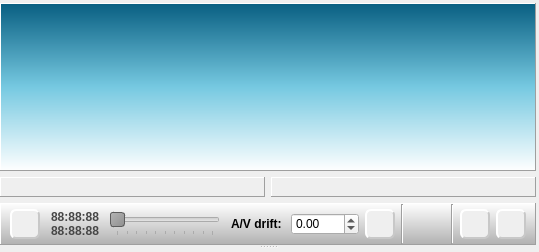
Old version of the form Homer/forms/Widgets/ParticipantWidget.ui in the repository Homer-Conferencing/Homer-Conferencing.
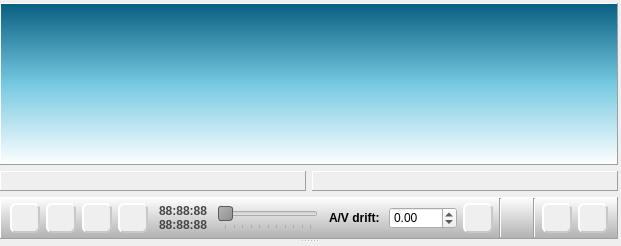
New version of the form. Icons and pictures are not drawn. Custom widgets are drawn as their Qt base class.

Commit message: - GUI usability: playlist handling and tooltips

The edit to the form file:
```diff
--- a/Homer/forms/Widgets/ParticipantWidget.ui
+++ b/Homer/forms/Widgets/ParticipantWidget.ui
@@ -6,8 +6,8 @@
    <rect>
     <x>0</x>
     <y>0</y>
-    <width>539</width>
-    <height>252</height>
+    <width>621</width>
+    <height>246</height>
    </rect>
   </property>
   <property name="font">
@@ -247,7 +247,7 @@
           <property name="frameShadow">
            <enum>QFrame::Raised</enum>
           </property>
-          <layout class="QHBoxLayout" name="horizontalLayout_4" stretch="10,0,0,1,0,0,0">
+          <layout class="QHBoxLayout" name="horizontalLayout_4" stretch="0,10,0,0,1,0,0,0">
            <property name="leftMargin">
             <number>9</number>
            </property>
@@ -260,6 +260,58 @@
            <property name="bottomMargin">
             <number>0</number>
            </property>
+           <item>
+            <widget class="QToolButton" name="mTbPlaylist">
+             <property name="minimumSize">
+              <size>
+               <width>30</width>
+               <height>30</height>
+              </size>
+             </property>
+             <property name="maximumSize">
+              <size>
+               <width>30</width>
+               <height>30</height>
+              </size>
+             </property>
+             <property name="toolTip">
+              <string>Toggle visibility of playlist</string>
+             </property>
+             <property name="styleSheet">
+              <string notr="true">QToolButton{
+background-color: rgb(239, 239, 239);
+color: rgb(239, 239, 239);
+border-style: outset;
+border-width: 2px;
+border-color:  rgb(200, 200, 200);
+border-radius: 6px;
+}
+QToolButton:pressed{
+background-color: rgb(150, 150, 150);
+} 
+</string>
+             </property>
+             <property name="text">
+              <string/>
+             </property>
+             <property name="icon">
+              <iconset resource="../../resources/Icons.qrc">
+               <normaloff>:/images/22_22/Playlist.png</normaloff>:/images/22_22/Playlist.png</iconset>
+             </property>
+             <property name="iconSize">
+              <size>
+               <width>18</width>
+               <height>18</height>
+              </size>
+             </property>
+             <property name="checkable">
+              <bool>true</bool>
+             </property>
+             <property name="checked">
+              <bool>false</bool>
+             </property>
+            </widget>
+           </item>
            <item>
             <widget class="QFrame" name="mMovieControlsFrame">
              <property name="frameShape">
@@ -268,7 +320,7 @@
              <property name="frameShadow">
               <enum>QFrame::Raised</enum>
              </property>
-             <layout class="QHBoxLayout" name="horizontalLayout_2" stretch="0,0,0,0,1,0">
+             <layout class="QHBoxLayout" name="horizontalLayout_2" stretch="0,0,0,0,0,0,1,0,0">
               <property name="margin">
                <number>0</number>
               </property>
@@ -318,6 +370,98 @@
                 </property>
                </widget>
               </item>
+              <item>
+               <widget class="QToolButton" name="mTbPrevious">
+                <property name="minimumSize">
+                 <size>
+                  <width>30</width>
+                  <height>30</height>
+                 </size>
+                </property>
+                <property name="maximumSize">
+                 <size>
+                  <width>30</width>
+                  <height>30</height>
+                 </size>
+                </property>
+                <property name="toolTip">
+                 <string>Play previous entry in playlist</string>
+                </property>
+                <property name="styleSheet">
+                 <string notr="true">QToolButton{
+background-color: rgb(239, 239, 239);
+color: rgb(239, 239, 239);
+border-style: outset;
+border-width: 2px;
+border-color:  rgb(200, 200, 200);
+border-radius: 6px;
+}
+QToolButton:pressed{
+background-color: rgb(150, 150, 150);
+} 
+</string>
+                </property>
+                <property name="text">
+                 <string>...</string>
+                </property>
+                <property name="icon">
+                 <iconset resource="../../resources/Icons.qrc">
+                  <normaloff>:/images/22_22/Audio_Back.png</normaloff>:/images/22_22/Audio_Back.png</iconset>
+                </property>
+                <property name="iconSize">
+                 <size>
+                  <width>22</width>
+                  <height>22</height>
+                 </size>
+                </property>
+               </widget>
+              </item>
+              <item>
+               <widget class="QToolButton" name="mTbNext">
+                <property name="minimumSize">
+                 <size>
+                  <width>30</width>
+                  <height>30</height>
+                 </size>
+                </property>
+                <property name="maximumSize">
+                 <size>
+                  <width>30</width>
+                  <height>30</height>
+                 </size>
+                </property>
+                <property name="toolTip">
+                 <string>Play next entry in playlist</string>
+                </property>
+                <property name="styleSheet">
+                 <string notr="true">QToolButton{
+background-color: rgb(239, 239, 239);
+color: rgb(239, 239, 239);
+border-style: outset;
+border-width: 2px;
+border-color:  rgb(200, 200, 200);
+border-radius: 6px;
+}
+QToolButton:pressed{
+background-color: rgb(150, 150, 150);
+} 
+</string>
+                </property>
+                <property name="text">
+                 <string>...</string>
+                </property>
+                <property name="icon">
+                 <iconset resource="../../resources/Icons.qrc">
+                  <normaloff>:/images/22_22/Audio_Forward.png</normaloff>:/images/22_22/Audio_Forward.png</iconset>
+                </property>
+                <property name="iconSize">
+                 <size>
+                  <width>22</width>
+                  <height>22</height>
+                 </size>
+                </property>
+               </widget>
+              </item>
               <item>
                <spacer name="horizontalSpacer_6">
                 <property name="orientation">
@@ -642,6 +786,22 @@
                 </property>
                </widget>
               </item>
+              <item>
+               <spacer name="horizontalSpacer_8">
+                <property name="orientation">
+                 <enum>Qt::Horizontal</enum>
+                </property>
+                <property name="sizeType">
+                 <enum>QSizePolicy::MinimumExpanding</enum>
+                </property>
+                <property name="sizeHint" stdset="0">
+                 <size>
+                  <width>5</width>
+                  <height>20</height>
+                 </size>
+                </property>
+               </spacer>
+              </item>
               <item>
                <widget class="QFrame" name="mAVDriftFrame">
                 <property name="frameShape">
@@ -654,22 +814,6 @@
                  <property name="margin">
                   <number>0</number>
                  </property>
-                 <item>
-                  <spacer name="horizontalSpacer_8">
-                   <property name="orientation">
-                    <enum>Qt::Horizontal</enum>
-                   </property>
-                   <property name="sizeType">
-                    <enum>QSizePolicy::MinimumExpanding</enum>
-                   </property>
-                   <property name="sizeHint" stdset="0">
-                    <size>
-                     <width>5</width>
-                     <height>20</height>
-                    </size>
-                   </property>
-                  </spacer>
-                 </item>
                  <item>
                   <widget class="QLabel" name="label">
                    <property name="font">
```
Left out of the diff: 13 changed lines with no effect on the pictures. The commit also changes 7 other files.
